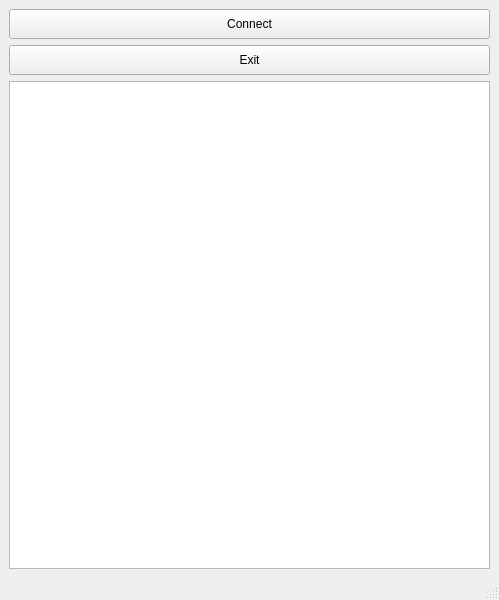
First picture: the form in mainwindow.ui, repository takyonxxx/BleController, before the edit.
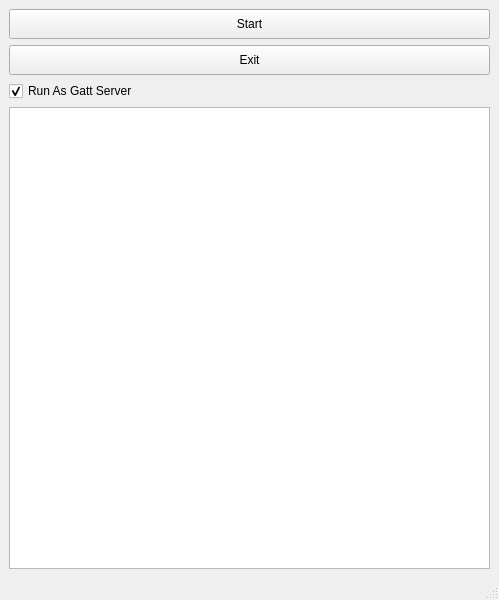
Second picture: the form after the edit.

What changed in the file:
```diff
--- a/mainwindow.ui
+++ b/mainwindow.ui
@@ -24,7 +24,7 @@
        </size>
       </property>
       <property name="text">
-       <string>Connect</string>
+       <string>Start</string>
       </property>
      </widget>
     </item>
@@ -41,9 +41,19 @@
       </property>
      </widget>
     </item>
-    <item row="2" column="0">
+    <item row="3" column="0">
      <widget class="QTextBrowser" name="m_textStatus"/>
     </item>
+    <item row="2" column="0">
+     <widget class="QCheckBox" name="checkMode">
+      <property name="text">
+       <string>Run As Gatt Server</string>
+      </property>
+      <property name="checked">
+       <bool>true</bool>
+      </property>
+     </widget>
+    </item>
    </layout>
   </widget>
   <widget class="QStatusBar" name="statusbar"/>
```
